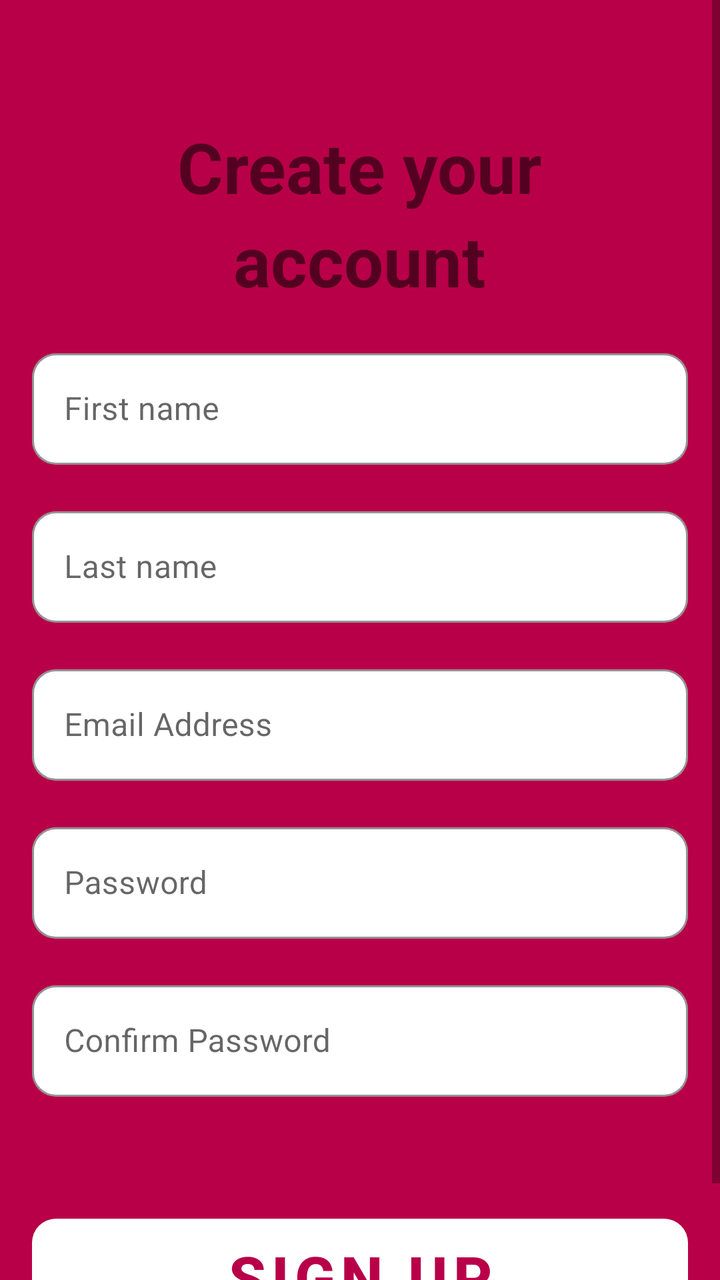
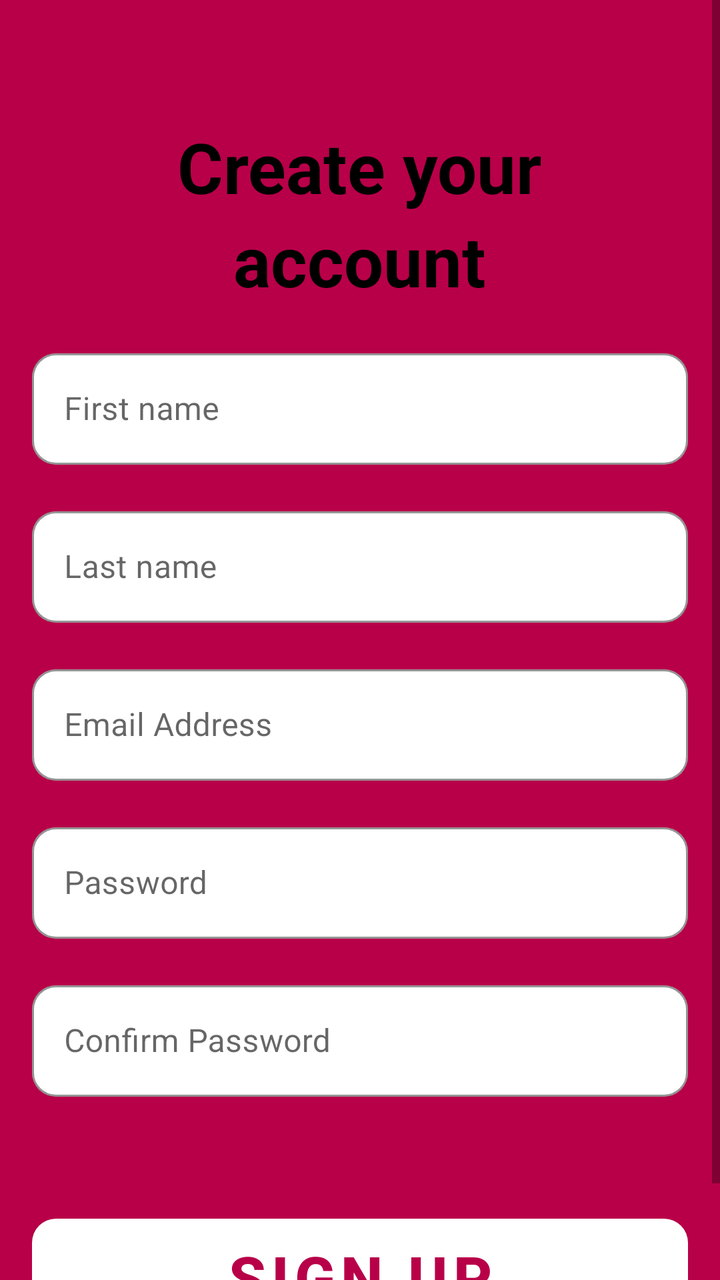

Two renders of the same Android screen: before a commit and after it. Below are the layout's source before the change and the commit's diff.
<!-- AndroidManifest.xml: application theme Theme.OOPWAREHOUSELOCATION -->
<!-- res/layout/activity_sign_up_page.xml -->
<?xml version="1.0" encoding="utf-8"?>
<ScrollView xmlns:android="http://schemas.android.com/apk/res/android"
    xmlns:app="http://schemas.android.com/apk/res-auto"
    xmlns:tools="http://schemas.android.com/tools"
    android:id="@+id/main"
    android:layout_width="match_parent"
    android:layout_height="match_parent"
    tools:context=".SignUpPage"
    android:background="@color/pink"
    >

    <LinearLayout
        android:layout_width="match_parent"
        android:layout_height="match_parent"
        android:orientation="vertical"
        android:layout_marginLeft="16dp"
        android:layout_marginRight="16dp"
        android:gravity="center"
        android:layout_marginTop="60dp">

        <TextView
            android:id="@+id/editTextText1"
            android:layout_width="wrap_content"
            android:layout_height="wrap_content"
            android:text="Create your"
            android:textSize="35sp"
            android:textStyle="bold"
            app:layout_constraintBottom_toBottomOf="parent"
            app:layout_constraintEnd_toEndOf="parent"
            app:layout_constraintHorizontal_bias="0.504"
            app:layout_constraintStart_toStartOf="parent"
            app:layout_constraintTop_toTopOf="parent"
            app:layout_constraintVertical_bias="0.083" />

        <TextView
            android:id="@+id/editTextText"
            android:layout_width="wrap_content"
            android:layout_height="wrap_content"
            android:text="account"
            android:textSize="35sp"
            android:textStyle="bold"
            app:layout_constraintBottom_toBottomOf="parent"
            app:layout_constraintEnd_toEndOf="parent"
            app:layout_constraintHorizontal_bias="0.41"
            app:layout_constraintStart_toStartOf="parent"
            app:layout_constraintTop_toTopOf="parent"
            app:layout_constraintVertical_bias="0.152" />

        
        <com.google.android.material.textfield.TextInputLayout
            android:id="@+id/textInputLayout"
            style="@style/Widget.MaterialComponents.TextInputLayout.OutlinedBox"
            android:layout_width="match_parent"
            android:layout_height="wrap_content"
            app:boxStrokeColor="@color/pink"
            app:boxCornerRadiusTopStart="12dp"
            app:boxCornerRadiusTopEnd="12dp"
            app:boxCornerRadiusBottomStart="12dp"
            app:boxCornerRadiusBottomEnd="12dp"
            app:boxBackgroundMode="outline"
            app:boxBackgroundColor="@color/white"
            android:layout_marginTop="18dp">

            <com.google.android.material.textfield.TextInputEditText
                android:id="@+id/FirstNameInput"
                android:layout_width="match_parent"
                android:layout_height="wrap_content"
                android:hint="First name"
                android:textColor="@color/black"
                android:inputType="textEmailAddress" />
        </com.google.android.material.textfield.TextInputLayout>

        
        <com.google.android.material.textfield.TextInputLayout
            android:id="@+id/textInputLayout2"
            style="@style/Widget.MaterialComponents.TextInputLayout.OutlinedBox"
            android:layout_width="match_parent"
            android:layout_height="wrap_content"
            app:boxStrokeColor="@color/pink"
            app:boxCornerRadiusTopStart="12dp"
            app:boxCornerRadiusTopEnd="12dp"
            app:boxCornerRadiusBottomStart="12dp"
            app:boxCornerRadiusBottomEnd="12dp"
            app:boxBackgroundMode="outline"
            app:boxBackgroundColor="@color/white"
            android:layout_marginTop="18dp">

            <com.google.android.material.textfield.TextInputEditText
                android:id="@+id/LastnameInput"
                android:layout_width="match_parent"
                android:layout_height="wrap_content"
                android:hint="Last name"
                android:textColor="@color/black"
                android:inputType="textEmailAddress" />
        </com.google.android.material.textfield.TextInputLayout>

        
        <com.google.android.material.textfield.TextInputLayout
            android:id="@+id/textInputLayout3"
            style="@style/Widget.MaterialComponents.TextInputLayout.OutlinedBox"
            android:layout_width="match_parent"
            android:layout_height="wrap_content"
            app:boxStrokeColor="@color/pink"
            app:boxCornerRadiusTopStart="12dp"
            app:boxCornerRadiusTopEnd="12dp"
            app:boxCornerRadiusBottomStart="12dp"
            app:boxCornerRadiusBottomEnd="12dp"
            app:boxBackgroundMode="outline"
            app:boxBackgroundColor="@color/white"
            android:layout_marginTop="18dp">

            <com.google.android.material.textfield.TextInputEditText
                android:id="@+id/EmailAddressInput"
                android:layout_width="match_parent"
                android:layout_height="wrap_content"
                android:hint="Email Address"
                android:textColor="@color/black"
                android:inputType="textEmailAddress" />
        </com.google.android.material.textfield.TextInputLayout>

    
        <com.google.android.material.textfield.TextInputLayout
            android:id="@+id/textInputLayout4"
            style="@style/Widget.MaterialComponents.TextInputLayout.OutlinedBox"
            android:layout_width="match_parent"
            android:layout_height="wrap_content"
            app:boxStrokeColor="@color/pink"
            app:boxCornerRadiusTopStart="12dp"
            app:boxCornerRadiusTopEnd="12dp"
            app:boxCornerRadiusBottomStart="12dp"
            app:boxCornerRadiusBottomEnd="12dp"
            app:boxBackgroundMode="outline"
            app:boxBackgroundColor="@color/white"
            android:layout_marginTop="18dp">

            <com.google.android.material.textfield.TextInputEditText
                android:id="@+id/PasswordInput"
                android:layout_width="match_parent"
                android:layout_height="wrap_content"
                android:hint="Password"
                android:textColor="@color/black"
                android:inputType="textPassword" />
        </com.google.android.material.textfield.TextInputLayout>

        
        <com.google.android.material.textfield.TextInputLayout
            android:id="@+id/textInputLayout5"
            style="@style/Widget.MaterialComponents.TextInputLayout.OutlinedBox"
            android:layout_width="match_parent"
            android:layout_height="wrap_content"
            app:boxStrokeColor="@color/pink"
            app:boxCornerRadiusTopStart="12dp"
            app:boxCornerRadiusTopEnd="12dp"
            app:boxCornerRadiusBottomStart="12dp"
            app:boxCornerRadiusBottomEnd="12dp"
            app:boxBackgroundMode="outline"
            app:boxBackgroundColor="@color/white"
            android:layout_marginTop="18dp">

            <com.google.android.material.textfield.TextInputEditText
                android:id="@+id/confirmPasswordInput"
                android:layout_width="match_parent"
                android:layout_height="wrap_content"
                android:hint="Confirm Password"
                android:textColor="@color/black"
                android:inputType="textPassword" />
        </com.google.android.material.textfield.TextInputLayout>

        <com.google.android.material.button.MaterialButton
            android:id="@+id/btnLogIn"
            android:layout_width="match_parent"
            android:layout_height="70dp"
            android:text="Sign Up"
            android:textAllCaps="true"
            android:layout_marginTop="55dp"
            android:textColor="@color/pink"
            android:textSize="30sp"
            android:textStyle="bold"
            app:backgroundTint="@color/white"
            app:cornerRadius="12dp" />

        <LinearLayout
            android:layout_width="match_parent"
            android:layout_height="wrap_content"
            android:orientation="horizontal"
            android:gravity="center" >

            <TextView
                android:layout_width="wrap_content"
                android:layout_height="wrap_content"
                android:textStyle="bold"
                android:text="Already have an account?" />

            <TextView
                android:id="@+id/tvSignIn"
                android:layout_width="wrap_content"
                android:layout_height="wrap_content"
                android:layout_marginStart="6dp"
                android:text="SIGN IN"
                android:textColor="@color/white"
                android:textSize="13sp"
                android:textStyle="bold" />

        </LinearLayout>


    </LinearLayout>

</ScrollView>
<!-- resources referenced by this layout -->
<resources>
  <color name="black">#FF000000</color>
  <color name="pink">#B80049</color>
  <color name="white">#FFFFFFFF</color>
  <style name="Theme.OOPWAREHOUSELOCATION" parent="Theme.MaterialComponents.DayNight.NoActionBar">
          
          <item name="colorPrimary">@color/pink</item>
          <item name="colorPrimaryVariant">@color/pink</item>
          <item name="colorOnPrimary">@color/white</item>
          
          <item name="colorSecondary">@color/lightPink</item>
          <item name="colorSecondaryVariant">@color/lightPink</item>
          <item name="colorOnSecondary">@color/black</item>
          
          <item name="android:statusBarColor">@color/darkBackground</item>
          
      </style>
  <color name="lightPink">#FEC1D6</color>
  <color name="darkBackground">#2D2D2D</color>
</resources>

<!-- the commit's change to res/layout/activity_sign_up_page.xml (unified diff, before → after) -->
@@ -25,6 +25,7 @@
             android:text="Create your"
             android:textSize="35sp"
             android:textStyle="bold"
+            android:textColor="@color/black"
             app:layout_constraintBottom_toBottomOf="parent"
             app:layout_constraintEnd_toEndOf="parent"
             app:layout_constraintHorizontal_bias="0.504"
@@ -39,6 +40,7 @@
             android:text="account"
             android:textSize="35sp"
             android:textStyle="bold"
+            android:textColor="@color/black"
             app:layout_constraintBottom_toBottomOf="parent"
             app:layout_constraintEnd_toEndOf="parent"
             app:layout_constraintHorizontal_bias="0.41"
@@ -189,6 +191,7 @@
                 android:layout_width="wrap_content"
                 android:layout_height="wrap_content"
                 android:textStyle="bold"
+                android:textColor="@color/black"
                 android:text="Already have an account?" />
 
             <TextView
